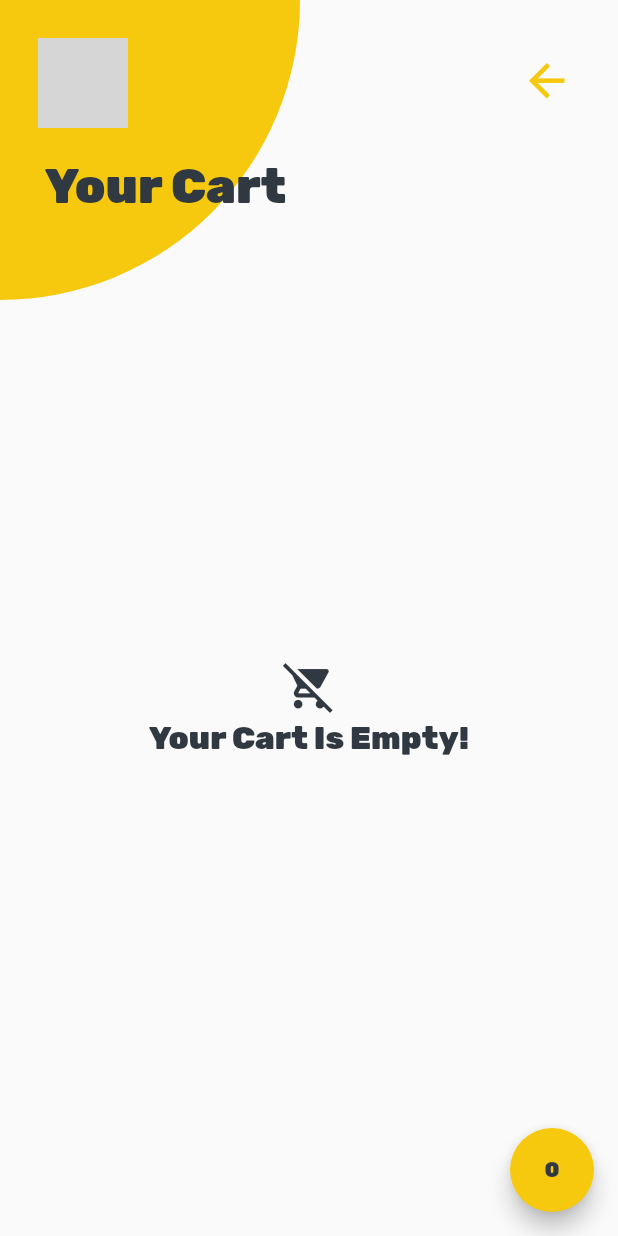
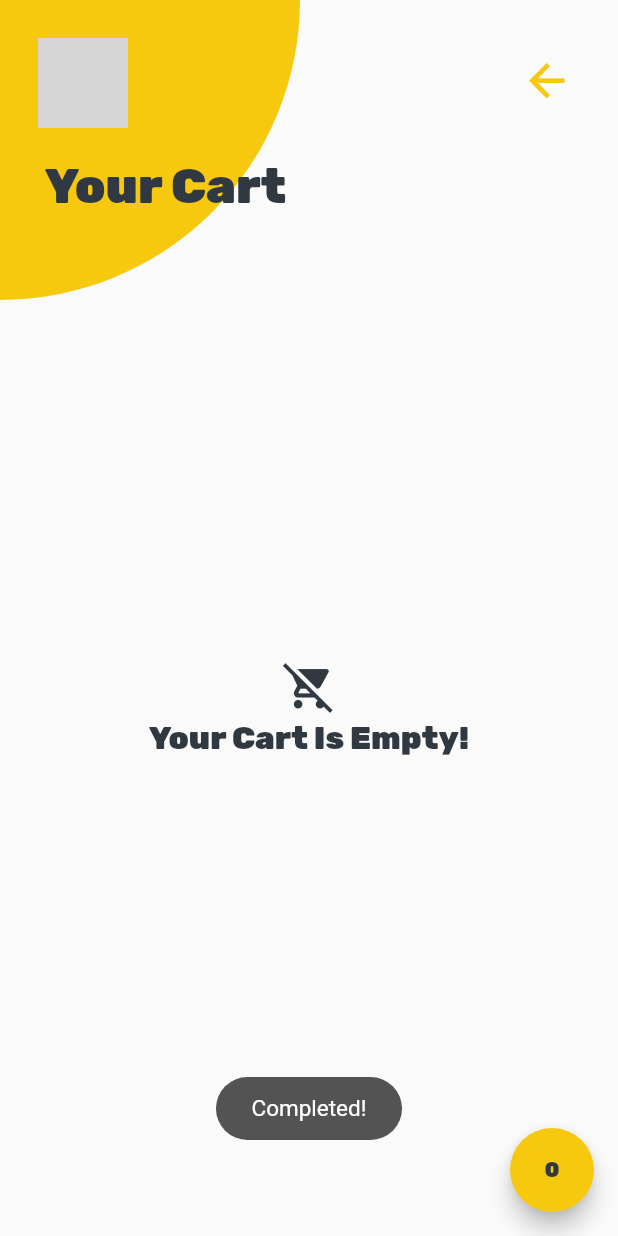
Before and after one commit to tiqdesign/flutter_nike_shop, a Flutter app: the CartList screen opened directly with empty values, after a tap on an icon or button, on a phone screen of 412 x 824 dp. Run offline on Flutter 3.47's test engine with Material 2 defaults, Android fonts, the phone set to English and light mode, and no system bars; our stand-ins replace badges, toast; network calls fail; statements that could not run were skipped; grey boxes are pictures that could not be loaded.

Commit message:
Toast added, badge updated

```diff
--- a/lib/Pages/CartList.dart
+++ b/lib/Pages/CartList.dart
@@ -1,11 +1,11 @@
-import 'dart:math';
 
 import 'package:flutter/cupertino.dart';
 import 'package:flutter/material.dart';
 import 'package:nikeshop/Components/ListItem.dart';
 import 'package:nikeshop/Constant/C_Colors.dart';
 import 'package:nikeshop/Models/Shoes.dart';
-import 'package:nikeshop/Services/HexColor.dart';
+import 'package:toast/toast.dart';
+
 
 class CartList extends StatefulWidget {
   final List<Shoes> list;
@@ -43,13 +43,15 @@ class _CartListState extends State<CartList> {
             child: Center(
                 child: Text(
                   totalPrice == 0.0 ? ' 0 ' :
-              totalPrice.toString(),
+              totalPrice.toStringAsFixed(2),
               style: TextStyle(
                   color: color.black,
                   fontSize: 14,
                   fontWeight: FontWeight.bold),
             )),
-            onPressed: () {}),
+            onPressed: () {
+              Toast.show(" Completed! ", context, duration: Toast.LENGTH_SHORT, gravity:  Toast.BOTTOM);
+            }),
         body: Stack(
           children: [
             ClipRRect(
--- a/pubspec.yaml
+++ b/pubspec.yaml
@@ -27,6 +27,7 @@ dependencies:
   cupertino_icons: ^0.1.3
   http: ^0.12.1
   badges: ^1.1.1
+  toast: ^0.1.5
 
 
 dev_dependencies:
```
Also changed, not shown: lib/Pages/NikeList.dart (+10 -9 lines), pubspec.lock.
